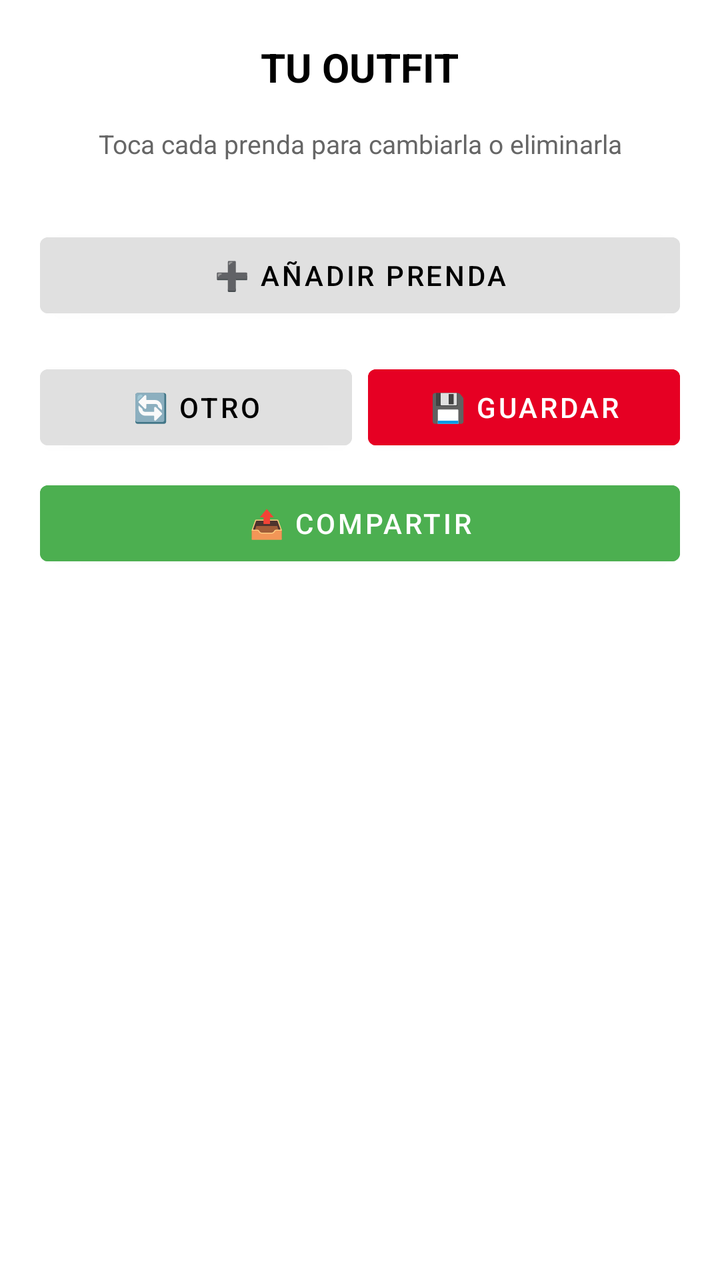
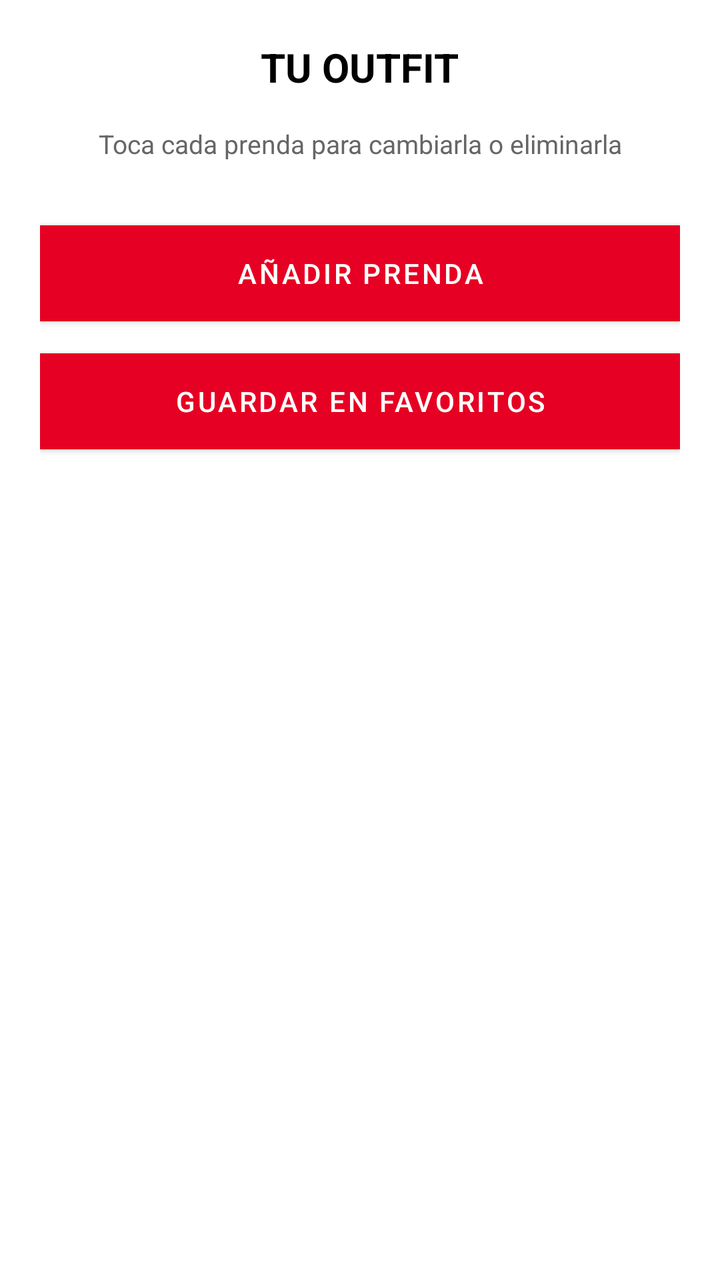

Screens rendered from an Android XML layout before and after an edit, with the pre-edit source and the edit as a unified diff.
<!-- AndroidManifest.xml: application theme Theme.ArmarioCamara -->
<!-- res/layout/dialog_outfit_editable.xml -->
<?xml version="1.0" encoding="utf-8"?>
<ScrollView xmlns:android="http://schemas.android.com/apk/res/android"
    android:layout_width="match_parent"
    android:layout_height="wrap_content"
    android:padding="20dp"
    android:background="@color/white">

    <LinearLayout
        android:layout_width="match_parent"
        android:layout_height="wrap_content"
        android:orientation="vertical">

        <TextView
            android:layout_width="wrap_content"
            android:layout_height="wrap_content"
            android:text="TU OUTFIT"
            android:textSize="20sp"
            android:textStyle="bold"
            android:textColor="@color/black"
            android:layout_marginBottom="16dp"
            android:layout_gravity="center"/>

        <TextView
            android:layout_width="match_parent"
            android:layout_height="wrap_content"
            android:text="Toca cada prenda para cambiarla o eliminarla"
            android:textColor="@color/text_secondary"
            android:textSize="13sp"
            android:gravity="center"
            android:layout_marginBottom="16dp"/>

        
        <LinearLayout
            android:id="@+id/containerPrendasOutfit"
            android:layout_width="match_parent"
            android:layout_height="wrap_content"
            android:orientation="vertical"
            android:layout_marginBottom="16dp"/>

        
        <Button
            android:id="@+id/btnAñadirPrenda"
            android:layout_width="match_parent"
            android:layout_height="50dp"
            android:text="➕ AÑADIR PRENDA"
            android:textColor="@color/black"
            android:backgroundTint="@color/button_secondary"
            android:layout_marginBottom="16dp"/>

        
        <LinearLayout
            android:layout_width="match_parent"
            android:layout_height="wrap_content"
            android:orientation="horizontal"
            android:layout_marginBottom="8dp">

            <Button
                android:id="@+id/btnRegenerarOutfit"
                android:layout_width="0dp"
                android:layout_weight="1"
                android:layout_height="50dp"
                android:text="🔄 Otro"
                android:textColor="@color/black"
                android:backgroundTint="@color/button_secondary"
                android:layout_marginEnd="4dp"/>

            <Button
                android:id="@+id/btnGuardarOutfit"
                android:layout_width="0dp"
                android:layout_weight="1"
                android:layout_height="50dp"
                android:text="💾 Guardar"
                android:textColor="@color/white"
                android:backgroundTint="@color/pinterest_red"
                android:layout_marginStart="4dp"/>
        </LinearLayout>

        <Button
            android:id="@+id/btnCompartirOutfit"
            android:layout_width="match_parent"
            android:layout_height="50dp"
            android:text="📤 COMPARTIR"
            android:textColor="@color/white"
            android:backgroundTint="@color/success_green"/>

    </LinearLayout>
</ScrollView>
<!-- resources referenced by this layout -->
<resources>
  <color name="black">#000000</color>
  <color name="button_secondary">#E0E0E0</color>
  <color name="pinterest_red">#E60023</color>
  <color name="success_green">#4CAF50</color>
  <color name="text_secondary">#666666</color>
  <color name="white">#FFFFFF</color>
  <style name="Theme.ArmarioCamara" parent="Theme.MaterialComponents.DayNight.DarkActionBar">
          
          <item name="colorPrimary">@color/primary</item>
          <item name="colorPrimaryDark">@color/primary_dark</item>
          <item name="colorAccent">@color/accent</item>
  
          
          <item name="android:windowBackground">@color/background_white</item>
          <item name="android:colorBackground">@color/background_white</item>
  
          
          <item name="android:textColorPrimary">@color/text_primary</item>
          <item name="android:textColorSecondary">@color/text_secondary</item>
          <item name="android:textColorHint">@color/text_hint</item>
  
          
          <item name="android:statusBarColor">@color/primary_dark</item>
          <item name="android:windowLightStatusBar" tools:targetApi="m">false</item>
          <item name="android:datePickerStyle">@style/MyDatePickerStyle</item>
      </style>
  <color name="primary">#6200EE</color>
  <color name="primary_dark">#3700B3</color>
  <color name="accent">#03DAC5</color>
  <color name="background_white">#FFFFFF</color>
  <color name="text_primary">#000000</color>
  <color name="text_hint">#999999</color>
  <style name="MyDatePickerStyle" parent="@android:style/Widget.Material.Light.DatePicker">
          <item name="android:headerBackground">@color/primary</item>
          <item name="android:calendarTextColor">@color/text_primary</item>
          <item name="android:dayOfWeekBackground">@color/primary_light</item>
          <item name="android:dayOfWeekTextAppearance">@style/MyDatePicker.DayOfWeek</item>
      </style>
  <color name="primary_light">#BB86FC</color>
  <style name="MyDatePicker.DayOfWeek" parent="@android:style/TextAppearance.Material.Caption">
          <item name="android:textColor">@color/white</item>
      </style>
</resources>

<!-- the commit's change to res/layout/dialog_outfit_editable.xml (unified diff, before → after) -->
@@ -29,7 +29,6 @@
             android:gravity="center"
             android:layout_marginBottom="16dp"/>
 
-        
         <LinearLayout
             android:id="@+id/containerPrendasOutfit"
             android:layout_width="match_parent"
@@ -37,51 +36,40 @@
             android:orientation="vertical"
             android:layout_marginBottom="16dp"/>
 
-        
         <Button
-            android:id="@+id/btnAñadirPrenda"
+            android:id="@+id/btnAddPrenda"
             android:layout_width="match_parent"
-            android:layout_height="50dp"
-            android:text="➕ AÑADIR PRENDA"
-            android:textColor="@color/black"
-            android:backgroundTint="@color/button_secondary"
+            android:layout_height="wrap_content"
+            android:text="Añadir prenda"
+            android:background="@color/primary"
+            android:textColor="@color/white"
             android:layout_marginBottom="16dp"/>
 
-        
-        <LinearLayout
+        <Button
+            android:id="@+id/btnGuardarFavorito"
             android:layout_width="match_parent"
             android:layout_height="wrap_content"
-            android:orientation="horizontal"
-            android:layout_marginBottom="8dp">
+            android:text="Guardar en favoritos"
+            android:background="@color/accent"
+            android:textColor="@color/white"
+            android:layout_marginBottom="16dp"/>
 
-            <Button
-                android:id="@+id/btnRegenerarOutfit"
-                android:layout_width="0dp"
-                android:layout_weight="1"
-                android:layout_height="50dp"
-                android:text="🔄 Otro"
-                android:textColor="@color/black"
-                android:backgroundTint="@color/button_secondary"
-                android:layout_marginEnd="4dp"/>
-
-            <Button
-                android:id="@+id/btnGuardarOutfit"
-                android:layout_width="0dp"
-                android:layout_weight="1"
-                android:layout_height="50dp"
-                android:text="💾 Guardar"
-                android:textColor="@color/white"
-                android:backgroundTint="@color/pinterest_red"
-                android:layout_marginStart="4dp"/>
-        </LinearLayout>
+        <Button
+            android:id="@+id/btnAsignarDia"
+            android:layout_width="match_parent"
+            android:layout_height="wrap_content"
+            android:text="Asignar a día"
+            android:background="@color/secondary"
+            android:textColor="@color/white"
+            android:layout_marginBottom="16dp"/>
 
         <Button
             android:id="@+id/btnCompartirOutfit"
             android:layout_width="match_parent"
-            android:layout_height="50dp"
-            android:text="📤 COMPARTIR"
+            android:layout_height="wrap_content"
+            android:text="Compartir"
+            android:background="@color/tertiary"
             android:textColor="@color/white"
-            android:backgroundTint="@color/success_green"/>
-
+            android:layout_marginBottom="16dp"/>
     </LinearLayout>
 </ScrollView>
<!-- resource entries referenced after the edit -->
@@ -1,9 +1,6 @@
 <!-- resources referenced by this layout -->
 <resources>
   <color name="black">#000000</color>
-  <color name="button_secondary">#E0E0E0</color>
-  <color name="pinterest_red">#E60023</color>
-  <color name="success_green">#4CAF50</color>
   <color name="text_secondary">#666666</color>
   <color name="white">#FFFFFF</color>
   <style name="Theme.ArmarioCamara" parent="Theme.MaterialComponents.DayNight.DarkActionBar">
